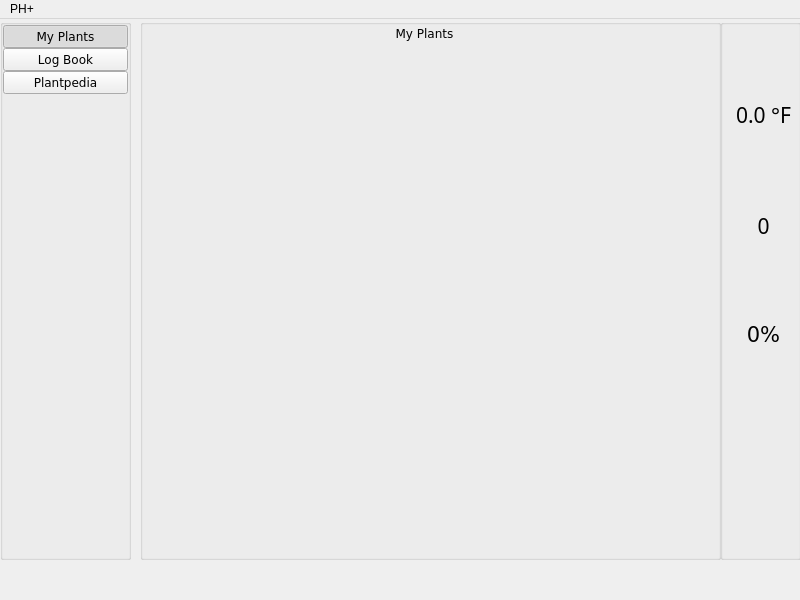
Before: the Qt Designer form PlantHealthPlus/mainwindow.ui in JeffreyHansen/Plant-Health-Plus, drawn with Qt 5.
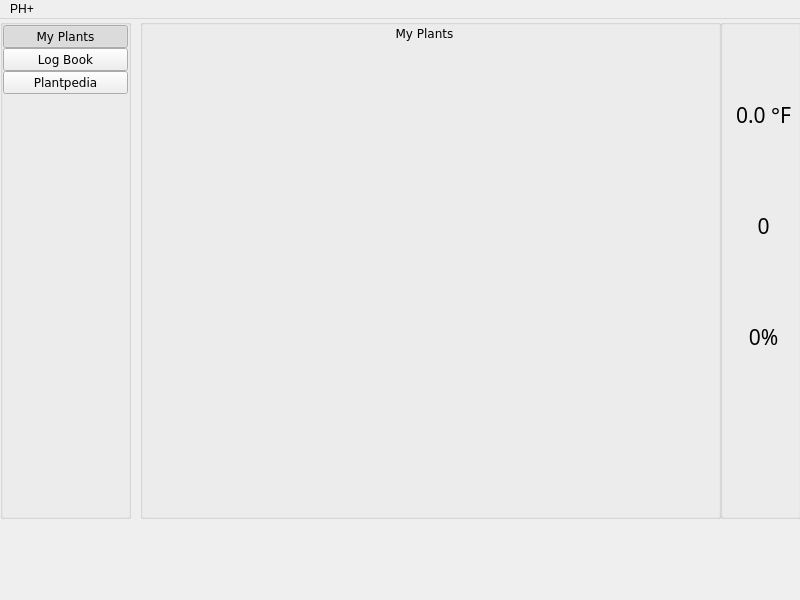
After: the same form once the commit is applied. Icons and pictures are not drawn.

Commit message: fixed settings opening multiple instances, settings button getting cut off,  notifications tab empty layout, logbook overlapping, and hopefully logbook deletion of images

The edit to the form file:
```diff
--- a/PlantHealthPlus/mainwindow.ui
+++ b/PlantHealthPlus/mainwindow.ui
@@ -20,13 +20,13 @@
       <x>0</x>
       <y>0</y>
       <width>131</width>
-      <height>541</height>
+      <height>500</height>
      </rect>
     </property>
     <property name="minimumSize">
      <size>
       <width>131</width>
-      <height>541</height>
+      <height>250</height>
      </size>
     </property>
     <property name="title">
@@ -119,7 +119,7 @@
        <property name="sizeHint" stdset="0">
         <size>
          <width>20</width>
-         <height>40</height>
+         <height>10</height>
         </size>
        </property>
       </spacer>
@@ -128,8 +128,8 @@
       <widget class="QPushButton" name="settings_button">
        <property name="minimumSize">
         <size>
-         <width>40</width>
-         <height>40</height>
+         <width>30</width>
+         <height>30</height>
         </size>
        </property>
        <property name="maximumSize">
@@ -164,7 +164,7 @@
       <x>140</x>
       <y>0</y>
       <width>581</width>
-      <height>541</height>
+      <height>500</height>
      </rect>
     </property>
     <property name="title">
@@ -176,7 +176,7 @@
        <x>-11</x>
        <y>-1</y>
        <width>601</width>
-       <height>541</height>
+       <height>500</height>
       </rect>
      </property>
      <property name="font">
@@ -251,7 +251,7 @@
       <x>720</x>
       <y>0</y>
       <width>81</width>
-      <height>541</height>
+      <height>500</height>
      </rect>
     </property>
     <property name="title">
@@ -417,7 +417,7 @@
        </property>
        <property name="font">
         <font>
-         <family>Verdana</family>
+         <family>American Typewriter</family>
          <pointsize>16</pointsize>
          <bold>false</bold>
         </font>
```
The commit also changes 6 other files.
